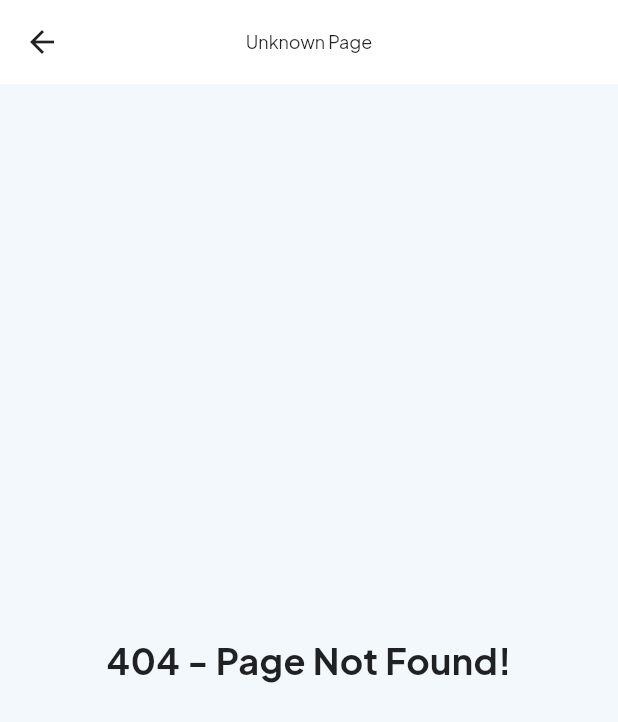
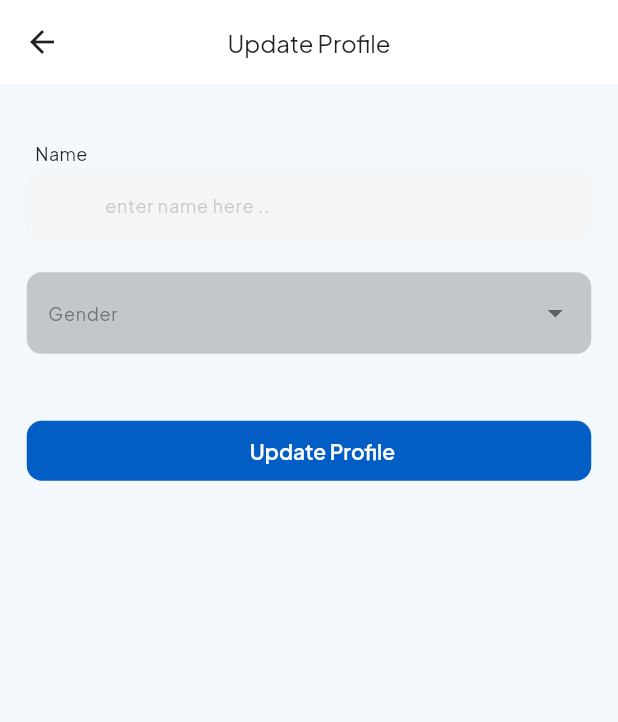
Before and after one commit to wasimaldimashki/habits_app, a Flutter app: the ProfileScreen screen opened directly, after a tap on "Update User Profile", on a phone screen of 412 x 824 dp. Shown: the top 722 px of the screen. Run offline on Flutter 3.47's test engine with Material 3 defaults, Android fonts, the phone set to English and light mode, and no system bars; our stand-ins replace bloc, equatable, flutter_animate, flutter_bloc, flutter_cache_manager, flutter_screenutil and 12 more; accounts and stored records are empty.

Commit message:
fix  profile update and finish it

```diff
--- a/lib/core/services/service_locator.dart
+++ b/lib/core/services/service_locator.dart
@@ -5,6 +5,7 @@ import 'package:habits_app/features/home/cubits/profile_header_cubit/profile_hea
 import 'package:habits_app/features/home/cubits/statistics_cubit/statistics_cubit.dart';
 import 'package:habits_app/features/models/habit_model.dart';
 import 'package:habits_app/features/models/user_model.dart';
+import 'package:habits_app/features/update_profile/cubit/update_profile_cubit.dart';
 import 'package:hive_flutter/hive_flutter.dart';
 import 'package:shared_preferences/shared_preferences.dart';
 import 'package:habits_app/core/cache/hive_adapters.dart';
@@ -35,8 +36,9 @@ Future<void> setupServiceLocator() async {
     },
   );
   sl.registerLazySingleton<CacheService>(
-    () => CacheService(sharedPreferences: sl()),
-  );
+      () => CacheService(sharedPreferences: sl()));
+
   sl.registerFactory<StatisticsCubit>(() => StatisticsCubit());
   sl.registerFactory<ProfileHeaderCubit>(() => ProfileHeaderCubit());
+  sl.registerFactory<UpdateProfileCubit>(() => UpdateProfileCubit());
 }
--- a/lib/features/home/cubits/profile_header_cubit/profile_header_cubit.dart
+++ b/lib/features/home/cubits/profile_header_cubit/profile_header_cubit.dart
@@ -1,3 +1,5 @@
+import 'dart:async';
+
 import 'package:bloc/bloc.dart';
 import 'package:equatable/equatable.dart';
 import 'package:habits_app/core/cache/hive_service.dart';
@@ -9,20 +11,41 @@ part 'profile_header_state.dart';
 class ProfileHeaderCubit extends Cubit<ProfileHeaderState> {
   final GenericHiveService<UserModel> _userService =
       sl<GenericHiveService<UserModel>>();
+  StreamSubscription? _userSubscription;
 
-  ProfileHeaderCubit() : super(ProfileHeaderInitial());
+  ProfileHeaderCubit() : super(ProfileHeaderInitial()) {
+    _startListeningToUserChanges();
+  }
 
-  Future<void> loadUserProfile() async {
+  void _startListeningToUserChanges() {
+    // Start listening to the Hive box for user model
+    _userSubscription = _userService.box.watch().listen((event) {
+      loadProfileData();
+    });
+    // Load initial data
+    loadProfileData();
+  }
+
+  void loadProfileData() {
     emit(ProfileHeaderLoading());
     try {
       final user = _userService.getSingleItem();
       if (user != null) {
         emit(ProfileHeaderLoaded(user: user));
       } else {
-        emit(ProfileHeaderEmpty());
+        // Handle case where no user data exists
+        emit(const ProfileHeaderError(
+            errorMessage: 'No user data found. Please create a profile.'));
       }
     } catch (e) {
-      emit(ProfileHeaderError(errorMessage: 'Failed to load user profile: $e'));
+      emit(ProfileHeaderError(
+          errorMessage: 'Failed to load user data: ${e.toString()}'));
     }
   }
+
+  @override
+  Future<void> close() {
+    _userSubscription?.cancel();
+    return super.close();
+  }
 }
--- a/lib/features/home/screens/profile_screen.dart
+++ b/lib/features/home/screens/profile_screen.dart
@@ -1,4 +1,7 @@
+import 'package:flutter_bloc/flutter_bloc.dart';
 import 'package:habits_app/core/export/lib_exports.dart';
+import 'package:habits_app/core/services/service_locator.dart';
+import 'package:habits_app/features/home/cubits/profile_header_cubit/profile_header_cubit.dart';
 import 'package:habits_app/features/home/widgets/profile_screen/profile_card_widget.dart';
 import 'package:habits_app/features/home/widgets/profile_screen/profile_header.dart';
 import 'package:habits_app/features/shared/widgets/theme_switcher.dart';
@@ -8,12 +11,25 @@ class ProfileScreen extends StatelessWidget {
 
   @override
   Widget build(BuildContext context) {
-    return Scaffold(
+    return BlocProvider<ProfileHeaderCubit>(
+      create: (context) => sl<ProfileHeaderCubit>(),
+      child: Scaffold(
         backgroundColor: AppColors.getBackgroundColor(context),
         body: SingleChildScrollView(
           child: Column(
             children: [
-            ProfileHeader(),
+              BlocBuilder<ProfileHeaderCubit, ProfileHeaderState>(
+                builder: (context, state) {
+                  if (state is ProfileHeaderLoading) {
+                    return const CircularProgressIndicator();
+                  } else if (state is ProfileHeaderLoaded) {
+                    return ProfileHeader();
+                  } else if (state is ProfileHeaderError) {
+                    return Center(child: Text(state.errorMessage));
+                  }
+                  return const SizedBox.shrink();
+                },
+              ),
               SizedBox(height: 24.h),
               Padding(
                 padding: REdgeInsets.symmetric(horizontal: 16.w),
@@ -22,8 +38,8 @@ class ProfileScreen extends StatelessWidget {
                     ProfileCardWidget(
                       title: 'Update User Profile',
                       icon: Icons.edit,
-                    onTap: () {
-                      context.push(AppRoutes.updateProfileScreen);
+                      onTap: () async {
+                        await context.push(AppRoutes.updateProfileScreen);
                       },
                     ),
                     SizedBox(height: 12.h),
@@ -51,6 +67,7 @@ class ProfileScreen extends StatelessWidget {
             ],
           ),
         ),
+      ),
     );
   }
 }
--- a/lib/features/home/widgets/profile_screen/profile_header.dart
+++ b/lib/features/home/widgets/profile_screen/profile_header.dart
@@ -11,7 +11,6 @@ class ProfileHeader extends StatelessWidget {
     return BlocProvider(
       create: (context) {
         final cubit = sl<ProfileHeaderCubit>();
-        cubit.loadUserProfile();
         return cubit;
       },
       child: BlocBuilder<ProfileHeaderCubit, ProfileHeaderState>(
--- /dev/null
+++ b/lib/features/update_profile/cubit/update_profile_cubit.dart
@@ -0,0 +1,68 @@
+import 'package:bloc/bloc.dart';
+import 'package:equatable/equatable.dart';
+import 'package:habits_app/core/cache/hive_service.dart';
+import 'package:habits_app/core/services/service_locator.dart';
+import 'package:habits_app/features/models/gender_enum.dart';
+import 'package:habits_app/features/models/user_model.dart';
+
+part 'update_profile_state.dart';
+
+class UpdateProfileCubit extends Cubit<UpdateProfileState> {
+  final GenericHiveService<UserModel> _userService =
+      sl<GenericHiveService<UserModel>>();
+
+  UpdateProfileCubit() : super(UpdateProfileInitial()) {
+    _loadInitialUserData();
+  }
+
+  void _loadInitialUserData() {
+    try {
+      final currentUser = _userService.getSingleItem();
+      if (currentUser != null) {
+        emit(UpdateProfileFormState(
+          username: currentUser.userName,
+          gender: currentUser.gender,
+        ));
+      } else {
+        emit(UpdateProfileFormState());
+      }
+    } catch (e) {
+      emit(UpdateProfileError(errorMessage: 'Failed to load user data: $e'));
+    }
+  }
+
+  void onUsernameChanged(String newUsername) {
+    if (state is UpdateProfileFormState) {
+      final currentState = state as UpdateProfileFormState;
+      emit(currentState.copyWith(username: newUsername));
+    }
+  }
+
+  void onGenderChanged(Gender? newGender) {
+    if (state is UpdateProfileFormState) {
+      final currentState = state as UpdateProfileFormState;
+      emit(currentState.copyWith(gender: newGender));
+    }
+  }
+
+  Future<void> updateUserProfile() async {
+    if (state is UpdateProfileFormState) {
+      final currentState = state as UpdateProfileFormState;
+      if (currentState.username == null || currentState.username!.isEmpty) {
+        emit(UpdateProfileError(errorMessage: 'Username cannot be empty.'));
+        return;
+      }
+      try {
+        emit(UpdateProfileLoading());
+        final updatedUser = UserModel(
+          userName: currentState.username,
+          gender: currentState.gender,
+        );
+        await _userService.saveItem('current_user', updatedUser);
+        emit(UpdateProfileSuccess());
+      } catch (e) {
+        emit(UpdateProfileError(errorMessage: 'Failed to update profile: $e'));
+      }
+    }
+  }
+}
--- /dev/null
+++ b/lib/features/update_profile/cubit/update_profile_state.dart
@@ -0,0 +1,40 @@
+part of 'update_profile_cubit.dart';
+
+abstract class UpdateProfileState extends Equatable {
+  const UpdateProfileState();
+
+  @override
+  List<Object?> get props => [];
+}
+
+class UpdateProfileInitial extends UpdateProfileState {}
+
+class UpdateProfileFormState extends UpdateProfileState {
+  final String? username;
+  final Gender? gender;
+
+  const UpdateProfileFormState({this.username, this.gender});
+
+  UpdateProfileFormState copyWith({String? username, Gender? gender}) {
+    return UpdateProfileFormState(
+      username: username ?? this.username,
+      gender: gender ?? this.gender,
+    );
+  }
+
+  @override
+  List<Object?> get props => [username, gender];
+}
+
+class UpdateProfileLoading extends UpdateProfileState {}
+
+class UpdateProfileSuccess extends UpdateProfileState {}
+
+class UpdateProfileError extends UpdateProfileState {
+  final String errorMessage;
+
+  const UpdateProfileError({required this.errorMessage});
+
+  @override
+  List<Object> get props => [errorMessage];
+}
--- /dev/null
+++ b/lib/features/update_profile/update_profile.dart
@@ -0,0 +1,131 @@
+import 'package:flutter/material.dart';
+import 'package:flutter_bloc/flutter_bloc.dart';
+import 'package:flutter_screenutil/flutter_screenutil.dart';
+import 'package:habits_app/core/export/lib_exports.dart';
+import 'package:habits_app/core/services/service_locator.dart';
+import 'package:habits_app/features/models/gender_enum.dart';
+import 'package:habits_app/features/shared/fields_widgets/custom_button_widget.dart';
+import 'package:habits_app/features/shared/fields_widgets/custom_text_field.dart';
+import 'package:habits_app/features/update_profile/cubit/update_profile_cubit.dart';
+
+class UpdateProfileScreen extends StatelessWidget {
+  const UpdateProfileScreen({super.key});
+
+  @override
+  Widget build(BuildContext context) {
+    return BlocProvider(
+      create: (context) => sl<UpdateProfileCubit>(),
+      child: Scaffold(
+        appBar: AppBar(
+          title: const Text('Update Profile'),
+          backgroundColor: AppColors.getSurfaceColor(context),
+        ),
+        body: BlocListener<UpdateProfileCubit, UpdateProfileState>(
+          listener: (context, state) {
+            if (state is UpdateProfileSuccess) {
+              ScaffoldMessenger.of(context).showSnackBar(
+                const SnackBar(content: Text('Profile updated successfully!')),
+              );
+              Navigator.of(context).pop();
+            } else if (state is UpdateProfileError) {
+              ScaffoldMessenger.of(context).showSnackBar(
+                SnackBar(content: Text('Error: ${state.errorMessage}')),
+              );
+            }
+          },
+          child: Padding(
+            padding: REdgeInsets.all(16.w),
+            child: const _UpdateProfileForm(),
+          ),
+        ),
+      ),
+    );
+  }
+}
+
+class _UpdateProfileForm extends StatelessWidget {
+  const _UpdateProfileForm();
+
+  @override
+  Widget build(BuildContext context) {
+    return BlocBuilder<UpdateProfileCubit, UpdateProfileState>(
+      builder: (context, state) {
+        if (state is UpdateProfileFormState) {
+          return SingleChildScrollView(
+            child: Column(
+              crossAxisAlignment: CrossAxisAlignment.stretch,
+              children: [
+                SizedBox(height: 20.h),
+                // TextFormField(
+                //   initialValue: state.username,
+                //   decoration: const InputDecoration(
+                //     labelText: 'Username',
+                //     border: OutlineInputBorder(),
+                //   ),
+                // onChanged: (newValue) {
+                //   BlocProvider.of<UpdateProfileCubit>(context)
+                //       .onUsernameChanged(newValue);
+                // },
+                // ),
+                CustomFormTextField(
+                  initialValue: state.username,
+                  onChanged: (newValue) {
+                    BlocProvider.of<UpdateProfileCubit>(context)
+                        .onUsernameChanged(newValue);
+                  },
+                  validator: (value) {
+                    if (value == null || value.isEmpty) {
+                      return 'Please enter your name';
+                    }
+                    return null;
+                  },
+                  nameLabel: 'Name',
+                  hintText: 'enter name here ..',
+                  autofillHints: [AutofillHints.name],
+                  keyboardType: TextInputType.name,
+                ),
+                SizedBox(height: 20.h),
+                DropdownButtonFormField<Gender?>(
+                  value: state.gender,
+                  decoration: InputDecoration(
+                    fillColor:
+                        AppColors.getTextPrimaryColor(context).withAlpha(50),
+                    labelText: 'Gender',
+                    border: OutlineInputBorder(),
+                  ),
+                  items: Gender.values.map((Gender value) {
+                    return DropdownMenuItem<Gender?>(
+                      value: value,
+                      child: Text(value.name.capitalize()),
+                    );
+                  }).toList(),
+                  onChanged: (newValue) {
+                    BlocProvider.of<UpdateProfileCubit>(context)
+                        .onGenderChanged(newValue);
+                  },
+                ),
+                SizedBox(height: 40.h),
+                CustomButtonWidget(
+                  title: 'Update Profile',
+                  onPressed: () {
+                    BlocProvider.of<UpdateProfileCubit>(context)
+                        .updateUserProfile();
+                  },
+                  borederRadius: defaultRadius,
+                ),
+              ],
+            ),
+          );
+        }
+        // Show a loading indicator or a placeholder
+        return const Center(child: CircularProgressIndicator());
+      },
+    );
+  }
+}
+
+extension StringExtension on String {
+  String capitalize() {
+    return "${this[0].toUpperCase()}${substring(1)}";
+  }
+}
--- a/lib/routes/app_router.dart
+++ b/lib/routes/app_router.dart
@@ -12,6 +12,7 @@ import 'package:habits_app/features/signin/cubit/signin_cubit.dart';
 import 'package:habits_app/features/signin/siginin_screen.dart';
 import 'package:habits_app/features/start/onboarding_screen.dart';
 import 'package:habits_app/features/start/splash_screen.dart';
+import 'package:habits_app/features/update_profile/update_profile.dart';
 import 'package:habits_app/routes/app_routes.dart';
 import 'package:habits_app/routes/unknown_page.dart';
 
@@ -52,9 +53,6 @@ class AppRouter {
             BlocProvider(
               create: (context) => HabitScreenCubit()..loadAllHabits(),
             ),
-            // BlocProvider(
-            //   create: (context) => StatisticsCubit()..loadStatistics(),
-            // ),
           ],
           child: const HomeScreen(),
         ),
@@ -74,6 +72,12 @@ class AppRouter {
         path: AppRoutes.aboutUsScreen,
         builder: (context, state) => const AboutUsScreen(),
       ),
+      //** Update Profile Screen **/
+      GoRoute(
+        name: 'Update Profile Screen',
+        path: AppRoutes.updateProfileScreen,
+        builder: (context, state) => const UpdateProfileScreen(),
+      ),
     ],
     errorPageBuilder: (context, state) => MaterialPage(
       key: state.pageKey,
```
Also changed, not shown: lib/core/theme/theme_manager.dart (+15 -21 lines). Lines whose indentation alone changed are shown as unchanged.
